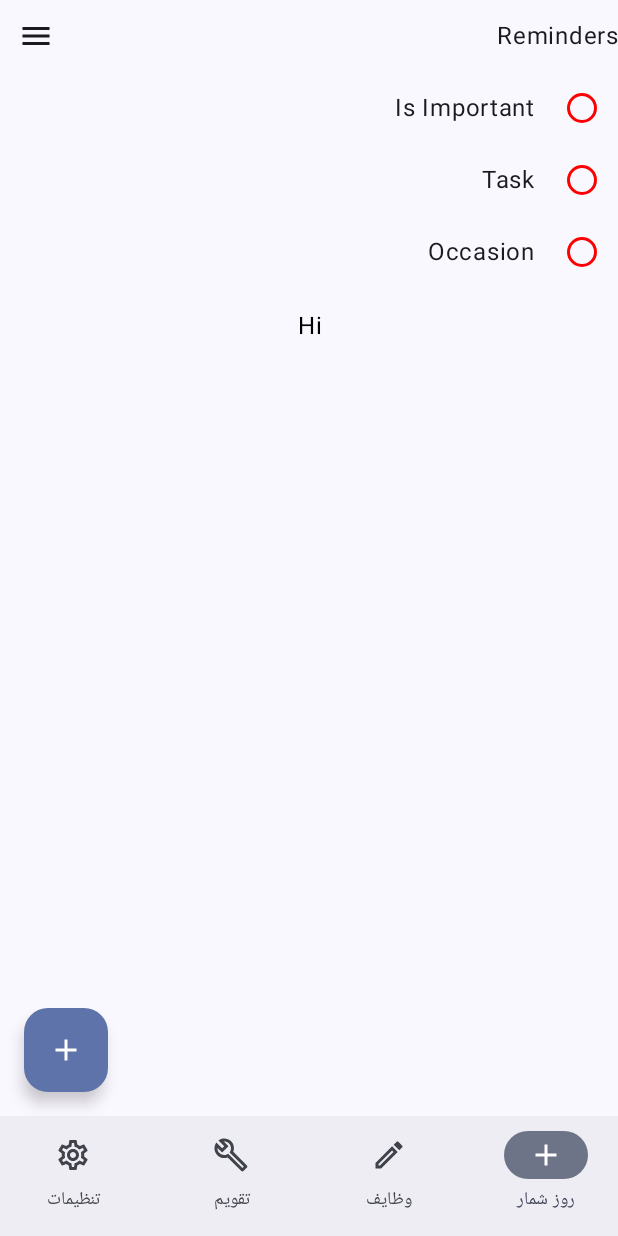
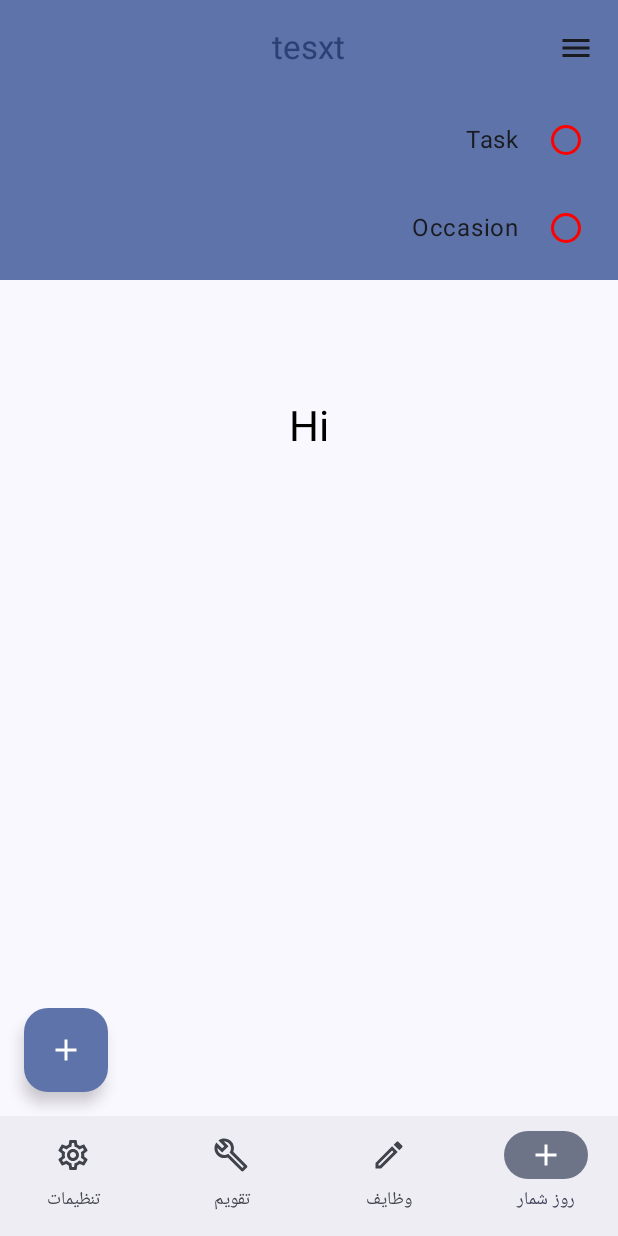
Before and after one commit to AliEasy/zaunguleh_kotlin, an Android app built with Jetpack Compose: the DailyCounterScreen screen opened through its navigation route, after a tap on "Filter", on a phone screen of 412 x 824 dp. Run offline under Robolectric (Android 15) with nearby library versions, the phone set to English and light mode, and no system bars; our stand-ins replace Dagger/Hilt's generated code, Room's generated code.

Commit message:
feat: add appbar

```diff
--- a/app/src/main/java/top/easyware/zanguleh/features/daily_counter/presentation/DailyCounterScreen.kt
+++ b/app/src/main/java/top/easyware/zanguleh/features/daily_counter/presentation/DailyCounterScreen.kt
@@ -5,9 +5,8 @@ import androidx.compose.animation.fadeIn
 import androidx.compose.animation.fadeOut
 import androidx.compose.animation.slideInVertically
 import androidx.compose.animation.slideOutVertically
-import androidx.compose.foundation.layout.Arrangement
+import androidx.compose.foundation.background
 import androidx.compose.foundation.layout.Column
-import androidx.compose.foundation.layout.Row
 import androidx.compose.foundation.layout.Spacer
 import androidx.compose.foundation.layout.fillMaxSize
 import androidx.compose.foundation.layout.fillMaxWidth
@@ -18,6 +17,8 @@ import androidx.compose.foundation.lazy.items
 import androidx.compose.material.icons.Icons
 import androidx.compose.material.icons.filled.Add
 import androidx.compose.material.icons.filled.Menu
+import androidx.compose.material3.CenterAlignedTopAppBar
+import androidx.compose.material3.ExperimentalMaterial3Api
 import androidx.compose.material3.FloatingActionButton
 import androidx.compose.material3.Icon
 import androidx.compose.material3.IconButton
@@ -25,14 +26,15 @@ import androidx.compose.material3.MaterialTheme
 import androidx.compose.material3.Scaffold
 import androidx.compose.material3.Surface
 import androidx.compose.material3.Text
+import androidx.compose.material3.TopAppBarDefaults
 import androidx.compose.runtime.Composable
-import androidx.compose.ui.Alignment
 import androidx.compose.ui.Modifier
 import androidx.compose.ui.unit.dp
 import androidx.hilt.navigation.compose.hiltViewModel
 import top.easyware.zanguleh.features.daily_counter.presentation.components.FilterSection
 import top.easyware.zanguleh.features.daily_counter.presentation.components.ReminderItem
 
+@OptIn(ExperimentalMaterial3Api::class)
 @Composable
 fun DailyCounterScreen(
     viewModel: DailyCounterViewModel = hiltViewModel(),
@@ -51,35 +53,48 @@ fun DailyCounterScreen(
                     Icon(imageVector = Icons.Default.Add, contentDescription = "Add note")
                 }
             },
-        ) {
+            topBar = {
+                CenterAlignedTopAppBar(
+                    colors = TopAppBarDefaults.topAppBarColors(
+                        containerColor = MaterialTheme.colorScheme.primaryContainer,
+                        titleContentColor = MaterialTheme.colorScheme.primary,
+                    ),
+                    title = {
+                        Text("tesxt")
+                    },
+                    navigationIcon = {
+                        IconButton(
+                            onClick = {
+                                viewModel.onEvent(DailyCounterEvent.ToggleFilterSection)
+                            }) {
+                            Icon(
+                                imageVector = Icons.Default.Menu,
+                                contentDescription = "Filter"
+                            )
+                        }
+                    },
+                )
+            },
+
+            ) {
             Column {
-                Row(
-                    modifier = Modifier.fillMaxWidth(),
-                    horizontalArrangement = Arrangement.SpaceBetween,
-                    verticalAlignment = Alignment.CenterVertically
-                ) {
-                    Text(
-                        text = "Reminders",
-                        style = MaterialTheme.typography.bodyLarge
-                    )
-                    IconButton(
-                        onClick = {
-                            viewModel.onEvent(DailyCounterEvent.ToggleFilterSection)
-                        }) {
-                        Icon(imageVector = Icons.Default.Menu, contentDescription = "Filter")
-                    }
-                }
                 AnimatedVisibility(
+                    modifier = Modifier.background(MaterialTheme.colorScheme.primaryContainer),
                     visible = state.isFilterSectionVisible,
                     enter = fadeIn() + slideInVertically(),
                     exit = fadeOut() + slideOutVertically()
                 ) {
                     FilterSection(
                         modifier = Modifier
-                            .fillMaxWidth(),
+                            .fillMaxWidth()
+                            .padding(5.dp),
                         filter = state.reminderFilter,
                         onFilterChanged = { reminderFilter ->
-                            viewModel.onEvent(DailyCounterEvent.GetReminders(reminderFilter))
+                            viewModel.onEvent(
+                                DailyCounterEvent.GetReminders(
+                                    reminderFilter
+                                )
+                            )
                         }
                     )
                 }
@@ -95,44 +110,6 @@ fun DailyCounterScreen(
                 }
                 Spacer(modifier = Modifier.height(16.dp))
             }
-//            Column(
-//                modifier = Modifier.padding(it),
-//            ) {
-//                Row(
-//                    modifier = Modifier.fillMaxSize(),
-//                    horizontalArrangement = Arrangement.SpaceBetween,
-////                    verticalAlignment = Alignment.CenterVertically
-//                ) {
-//                    Text(
-//                        text = "Reminders",
-//                        style = MaterialTheme.typography.bodyLarge
-//                    )
-//                    IconButton(
-//                        onClick = {
-//                            viewModel.onEvent(DailyCounterEvent.ToggleFilterSection)
-//                        }) {
-//                        Icon(imageVector = Icons.Default.Menu, contentDescription = "Filter")
-//                    }
-//                }
-//                AnimatedVisibility(
-//                    visible = state.isFilterSectionVisible,
-//                    enter = fadeIn() + slideInVertically(),
-//                    exit = fadeOut() + slideOutVertically()
-//                ) {
-//                    FilterSection(
-//                        modifier = Modifier
-//                            .fillMaxSize()
-//                            .padding(vertical = 16.dp),
-//                        filter = state.reminderFilter,
-//                        onFilterChanged = { reminderFilter ->
-//                            viewModel.onEvent(DailyCounterEvent.GetReminders(reminderFilter))
-//                        }
-//                    )
-//                }
-//                Spacer(modifier = Modifier.height(16.dp))
-//
-//                Spacer(modifier = Modifier.height(16.dp))
-//            }
         }
     }
 }
--- a/app/src/main/java/top/easyware/zanguleh/features/daily_counter/presentation/components/FilterSection.kt
+++ b/app/src/main/java/top/easyware/zanguleh/features/daily_counter/presentation/components/FilterSection.kt
@@ -18,8 +18,7 @@ fun FilterSection(
     Column(
         modifier = modifier,
     ) {
-        Column(
-        ) {
+        Column {
             DefaultRadioButton(
                 text = "Is Important",
                 selected = filter is ReminderFilter.IsImportantFilter,
--- a/app/src/main/java/top/easyware/zanguleh/features/daily_counter/presentation/components/ReminderItem.kt
+++ b/app/src/main/java/top/easyware/zanguleh/features/daily_counter/presentation/components/ReminderItem.kt
@@ -17,6 +17,6 @@ fun ReminderItem(
         modifier = modifier,
         horizontalArrangement = Arrangement.Center
     ) {
-        Text(text = reminder.title, style = MaterialTheme.typography.bodyLarge, color = androidx.compose.ui.graphics.Color.Black)
+        Text(text = reminder.title, style = MaterialTheme.typography.headlineMedium, color = androidx.compose.ui.graphics.Color.Black)
     }
 }
```
